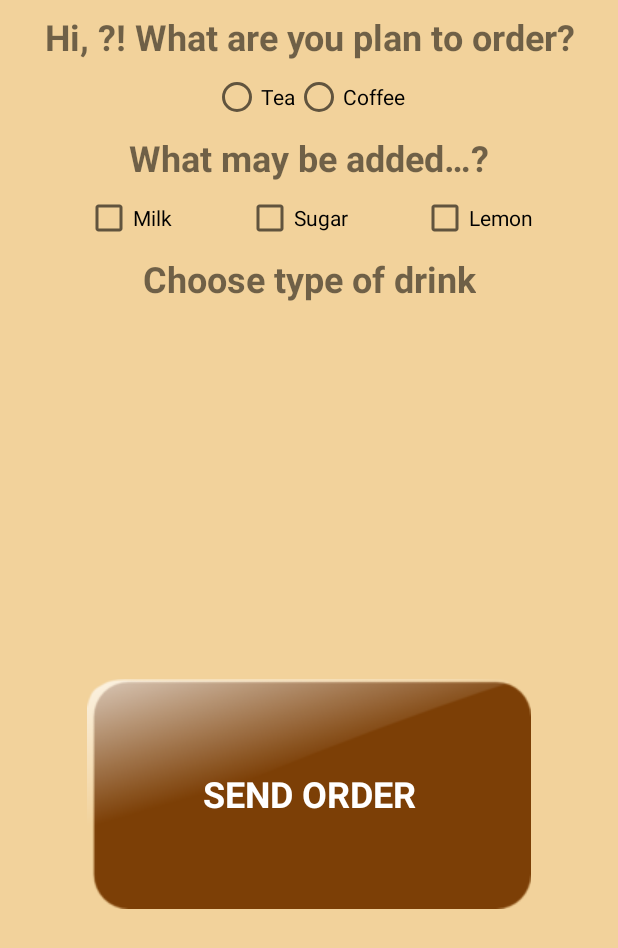
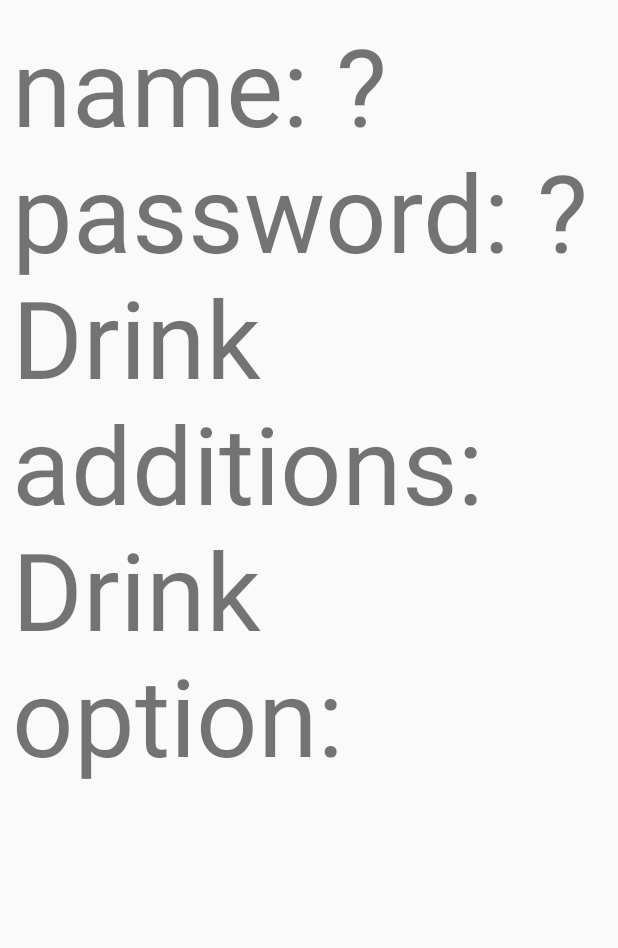
Before and after one commit to alebra42/test-cafe-order, an Android app: the CreateOrderActivity screen opened directly, with no data from a screen before it, after a tap on "SEND ORDER", on a phone screen of 412 x 824 dp. Shown: the top 948 px of the screen. Run offline under Robolectric (Android 15) with nearby library versions, the phone set to English and light mode, and no system bars.

Commit message:
Sending order details to activity

```diff
--- a/app/src/main/java/pw/talamaur/android/testcafeorder/CreateOrderActivity.java
+++ b/app/src/main/java/pw/talamaur/android/testcafeorder/CreateOrderActivity.java
@@ -110,10 +110,8 @@ public class CreateOrderActivity extends AppCompatActivity {
         resultString.append('\n');
         resultString.append("Drink option: ").append(drinkOption);
 
-        Intent intent = new Intent(Intent.ACTION_SEND);
-        intent.setType("text/plain");
-        intent.putExtra(Intent.EXTRA_TEXT, resultString.toString());
-        Intent chooserIntent = Intent.createChooser(intent, "TEST 445");
-        startActivity(chooserIntent);
+        Intent intent = new Intent(this, OrderDetailsActivity.class);
+        intent.putExtra("message", resultString.toString());
+        startActivity(intent);
     }
 }
```
